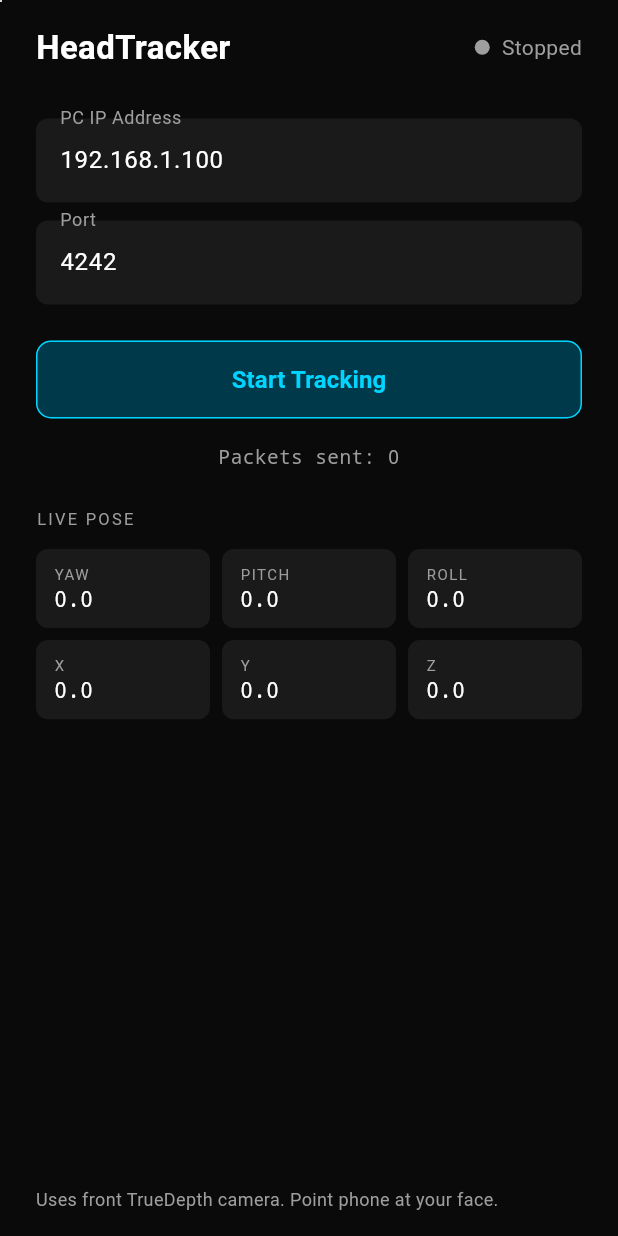
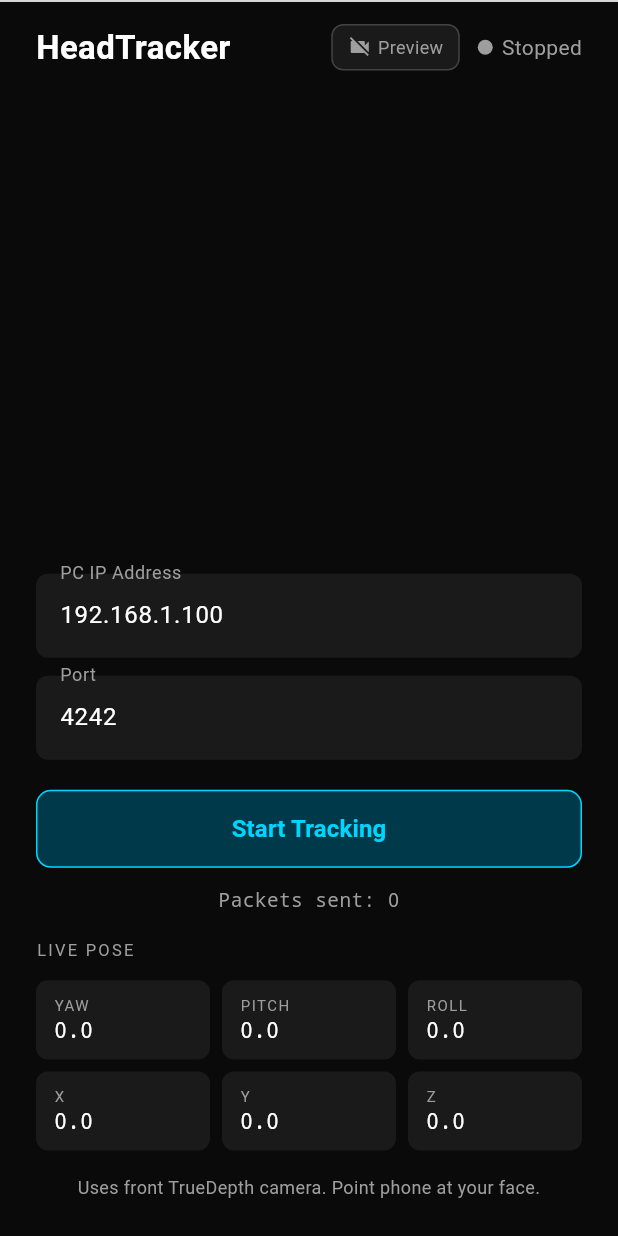
Before and after one commit to 5itter/headtracker, a Flutter app: the screen it shows after launch, on a phone screen of 412 x 824 dp. Run offline on Flutter 3.47's test engine with Material 3 defaults, Android fonts, the phone set to English and light mode, and no system bars; missing offline and left inert: arkit_plugin; grey boxes are pictures that could not be loaded.

Commit message:
added camera preview

```diff
--- a/lib/main.dart
+++ b/lib/main.dart
@@ -41,6 +41,7 @@ class _TrackerScreenState extends State<TrackerScreen> {
 
   bool _streaming = false;
   bool _faceDetected = false;
+  bool _showCamera = false;
 
   double _yaw = 0, _pitch = 0, _roll = 0;
   double _x = 0, _y = 0, _z = 0;
@@ -52,8 +53,6 @@ class _TrackerScreenState extends State<TrackerScreen> {
 
   final _ipController = TextEditingController(text: '192.168.1.100');
   final _portController = TextEditingController(text: '4242');
-
-  // NO initState socket creation — socket is created when user taps Start
 
   void _onARKitViewCreated(ARKitController controller) {
     _arkitController = controller;
@@ -88,7 +87,6 @@ class _TrackerScreenState extends State<TrackerScreen> {
       _lastFpsCheck = now;
     }
 
-    // Send UDP immediately — no queue, no wait
     if (_streaming && _socket != null && _targetAddress != null) {
       _sendPose(yaw, pitch, roll, x, y, z);
     }
@@ -105,13 +103,7 @@ class _TrackerScreenState extends State<TrackerScreen> {
   }
 
   void _sendPose(
-    double yaw,
-    double pitch,
-    double roll,
-    double x,
-    double y,
-    double z,
-  ) {
+      double yaw, double pitch, double roll, double x, double y, double z) {
     final buf = ByteData(48);
     buf.setFloat64(0, x, Endian.little);
     buf.setFloat64(8, y, Endian.little);
@@ -146,11 +138,7 @@ class _TrackerScreenState extends State<TrackerScreen> {
     try {
       _targetAddress = InternetAddress(ip);
       _targetPort = port;
-
-      // Create socket HERE after user interaction — not in initState
-      // This ensures iOS network permission is granted before socket is created
       _socket = await RawDatagramSocket.bind(InternetAddress.anyIPv4, 0);
-
       setState(() => _streaming = true);
     } catch (e) {
       _showError('Error: $e');
@@ -168,20 +156,45 @@ class _TrackerScreenState extends State<TrackerScreen> {
     return Scaffold(
       body: Stack(
         children: [
-          SizedBox(
-            width: 1,
-            height: 1,
+          // ARKit view — fills screen when camera preview is on, 1px when off
+          AnimatedPositioned(
+            duration: const Duration(milliseconds: 300),
+            top: 0,
+            left: 0,
+            right: 0,
+            height: _showCamera ? MediaQuery.of(context).size.height : 1,
             child: ARKitSceneView(
               configuration: ARKitConfiguration.faceTracking,
               onARKitViewCreated: _onARKitViewCreated,
+              showStatistics: false,
             ),
           ),
+
+          // Dark overlay when camera is showing so UI is still readable
+          if (_showCamera)
+            Positioned.fill(
+              child: Container(
+                decoration: const BoxDecoration(
+                  gradient: LinearGradient(
+                    begin: Alignment.topCenter,
+                    end: Alignment.bottomCenter,
+                    colors: [
+                      Colors.transparent,
+                      Color(0xCC000000),
+                    ],
+                    stops: [0.3, 0.7],
+                  ),
+                ),
+              ),
+            ),
+
           SafeArea(
             child: Padding(
               padding: const EdgeInsets.symmetric(horizontal: 24, vertical: 16),
               child: Column(
                 crossAxisAlignment: CrossAxisAlignment.start,
                 children: [
+                  // Header
                   Row(
                     children: [
                       const Text(
@@ -193,11 +206,52 @@ class _TrackerScreenState extends State<TrackerScreen> {
                         ),
                       ),
                       const Spacer(),
+                      // Camera preview toggle
+                      GestureDetector(
+                        onTap: () => setState(() => _showCamera = !_showCamera),
+                        child: Container(
+                          padding: const EdgeInsets.symmetric(
+                              horizontal: 10, vertical: 6),
+                          decoration: BoxDecoration(
+                            color: _showCamera
+                                ? const Color(0xFF003A4A)
+                                : const Color(0xFF1A1A1A),
+                            borderRadius: BorderRadius.circular(8),
+                            border: Border.all(
+                              color: _showCamera
+                                  ? const Color(0xFF00D4FF)
+                                  : Colors.grey.withOpacity(0.3),
+                            ),
+                          ),
+                          child: Row(
+                            children: [
+                              Icon(
+                                _showCamera
+                                    ? Icons.videocam
+                                    : Icons.videocam_off,
+                                size: 16,
+                                color: _showCamera
+                                    ? const Color(0xFF00D4FF)
+                                    : Colors.grey,
+                              ),
+                              const SizedBox(width: 4),
+                              Text(
+                                _showCamera ? 'Hide' : 'Preview',
+                                style: TextStyle(
+                                  color: _showCamera
+                                      ? const Color(0xFF00D4FF)
+                                      : Colors.grey,
+                                  fontSize: 12,
+                                ),
+                              ),
+                            ],
+                          ),
+                        ),
+                      ),
+                      const SizedBox(width: 12),
                       _StatusDot(
-                        streaming: _streaming,
-                        faceDetected: _faceDetected,
-                      ),
-                      const SizedBox(width: 8),
+                          streaming: _streaming, faceDetected: _faceDetected),
+                      const SizedBox(width: 6),
                       Text(
                         _streaming
                             ? (_faceDetected ? '$_fps fps' : 'No face')
@@ -210,7 +264,10 @@ class _TrackerScreenState extends State<TrackerScreen> {
                       ),
                     ],
                   ),
-                  const SizedBox(height: 32),
+
+                  const Spacer(),
+
+                  // Bottom controls — always visible
                   _InputField(
                     controller: _ipController,
                     label: 'PC IP Address',
@@ -225,7 +282,8 @@ class _TrackerScreenState extends State<TrackerScreen> {
                     enabled: !_streaming,
                     keyboardType: TextInputType.number,
                   ),
-                  const SizedBox(height: 24),
+                  const SizedBox(height: 20),
+
                   SizedBox(
                     width: double.infinity,
                     height: 52,
@@ -251,13 +309,12 @@ class _TrackerScreenState extends State<TrackerScreen> {
                       child: Text(
                         _streaming ? 'Stop Tracking' : 'Start Tracking',
                         style: const TextStyle(
-                          fontSize: 16,
-                          fontWeight: FontWeight.w600,
+                            fontSize: 16, fontWeight: FontWeight.w600),
                       ),
                     ),
                   ),
-                  ),
-                  const SizedBox(height: 16),
+                  const SizedBox(height: 12),
+
                   Center(
                     child: Text(
                       'Packets sent: $_packetsSent',
@@ -270,14 +327,14 @@ class _TrackerScreenState extends State<TrackerScreen> {
                       ),
                     ),
                   ),
-                  const SizedBox(height: 24),
+                  const SizedBox(height: 16),
+
+                  // Pose grid — hidden when camera preview is on to reduce clutter
+                  if (!_showCamera) ...[
                     const Text(
                       'LIVE POSE',
                       style: TextStyle(
-                      color: Colors.grey,
-                      fontSize: 11,
-                      letterSpacing: 1.5,
-                    ),
+                          color: Colors.grey, fontSize: 11, letterSpacing: 1.5),
                     ),
                     const SizedBox(height: 12),
                     _PoseGrid(
@@ -290,12 +347,19 @@ class _TrackerScreenState extends State<TrackerScreen> {
                         'Z': _z,
                       },
                     ),
-                  const Spacer(),
-                  const Text(
-                    'Uses front TrueDepth camera. Point phone at your face.',
-                    style: TextStyle(color: Colors.grey, fontSize: 12),
+                    const SizedBox(height: 16),
+                  ],
+
+                  Center(
+                    child: Text(
+                      _showCamera
+                          ? 'Check framing and lighting above'
+                          : 'Uses front TrueDepth camera. Point phone at your face.',
+                      style: const TextStyle(color: Colors.grey, fontSize: 12),
                       textAlign: TextAlign.center,
                     ),
+                  ),
+                  const SizedBox(height: 8),
                 ],
               ),
             ),
@@ -416,10 +480,7 @@ class _PoseGrid extends StatelessWidget {
               Text(
                 e.key,
                 style: const TextStyle(
-                  color: Colors.grey,
-                  fontSize: 10,
-                  letterSpacing: 1,
-                ),
+                    color: Colors.grey, fontSize: 10, letterSpacing: 1),
               ),
               Text(
                 e.value.toStringAsFixed(1),
```
Lines whose indentation alone changed are shown as unchanged.
